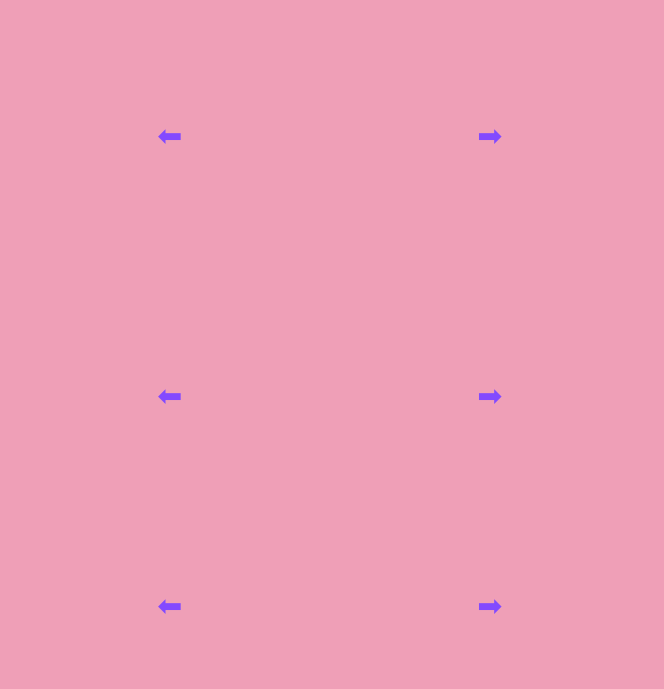
First picture: the form in outfits.ui, repository o1la/Outfit-Generator, before the edit.
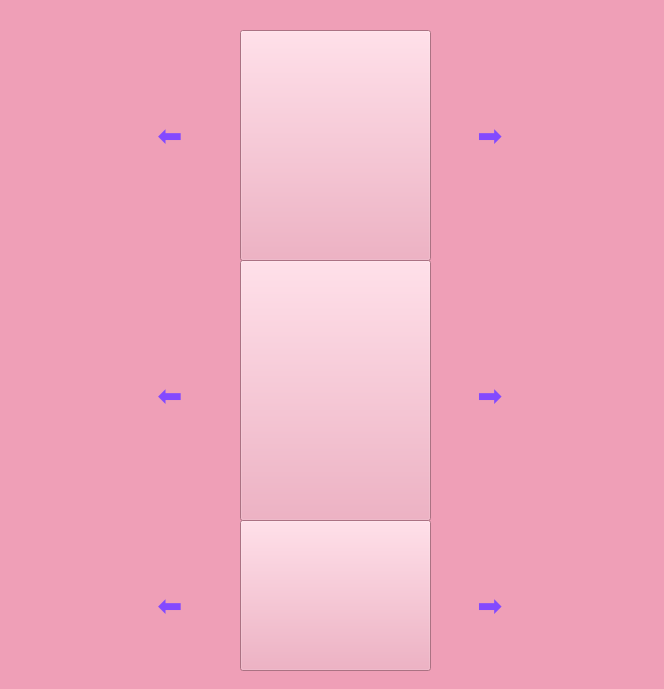
Second picture: the form after the edit.

Commit message: added clothes selection from pop up window and delete button

What changed in the file:
```diff
--- a/outfits.ui
+++ b/outfits.ui
@@ -130,25 +130,28 @@
     <string>➡️</string>
    </property>
   </widget>
-  <widget class="QLabel" name="topsView">
+  <widget class="QPushButton" name="topsView">
    <property name="geometry">
     <rect>
      <x>240</x>
      <y>30</y>
-     <width>181</width>
-     <height>211</height>
+     <width>191</width>
+     <height>231</height>
     </rect>
    </property>
    <property name="text">
     <string/>
    </property>
+   <property name="flat">
+    <bool>false</bool>
+   </property>
   </widget>
-  <widget class="QLabel" name="bottomsVIew">
+  <widget class="QPushButton" name="bottomsView">
    <property name="geometry">
     <rect>
      <x>240</x>
      <y>260</y>
-     <width>181</width>
+     <width>191</width>
      <height>261</height>
     </rect>
    </property>
@@ -156,13 +159,13 @@
     <string/>
    </property>
   </widget>
-  <widget class="QLabel" name="shoesView">
+  <widget class="QPushButton" name="shoesView">
    <property name="geometry">
     <rect>
-     <x>230</x>
-     <y>540</y>
-     <width>201</width>
-     <height>121</height>
+     <x>240</x>
+     <y>520</y>
+     <width>191</width>
+     <height>151</height>
     </rect>
    </property>
    <property name="text">
```
The commit also changes 9 other files.
